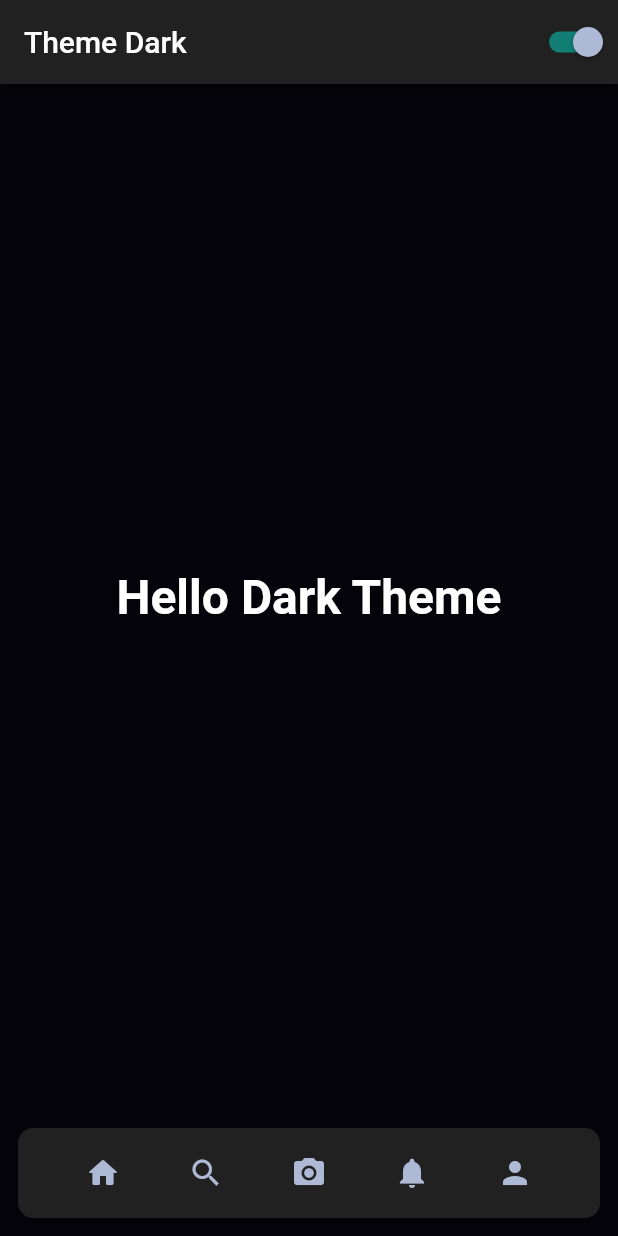
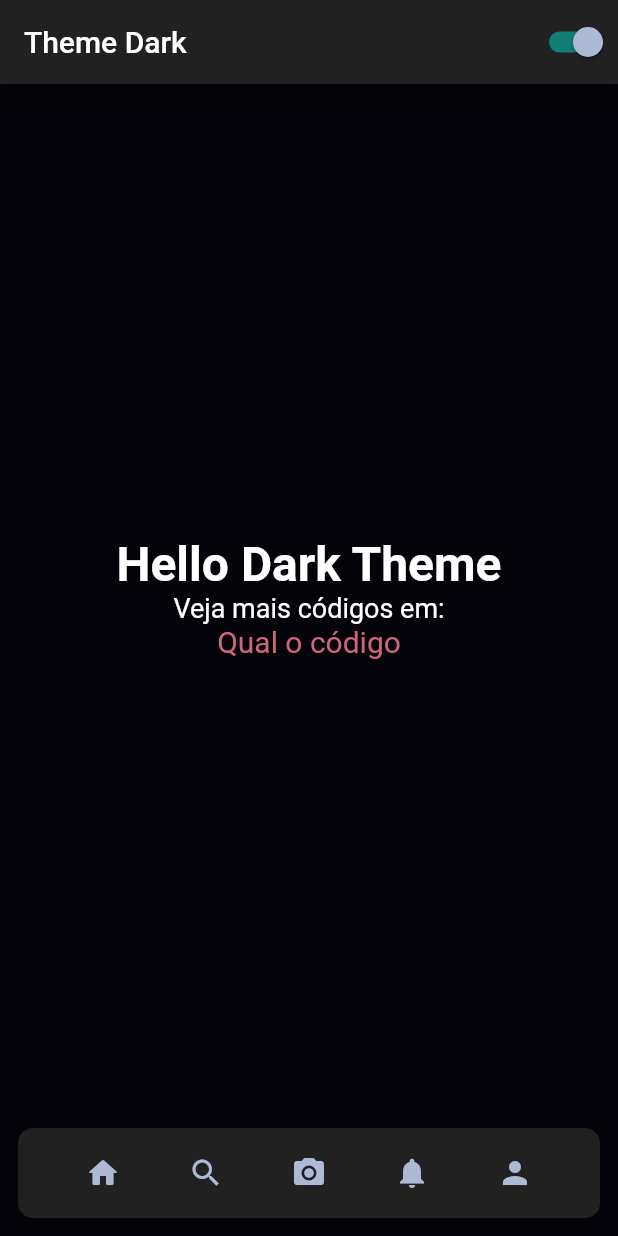
Before and after one commit to alexandreturial/qual_o_codigo, a Flutter app: the screen it shows after launch, on a phone screen of 412 x 824 dp. Run offline on Flutter 3.47's test engine with Material 2 defaults, Android fonts, the phone set to English and light mode, and no system bars.

Commit message:
home page example

```diff
--- a/lib/modules/home/home_page.dart
+++ b/lib/modules/home/home_page.dart
@@ -3,6 +3,7 @@ import 'package:dark_theme/shared/widget/change_theme_button_widget.dart';
 import 'package:dark_theme/shared/widget/navigator_bar_widget.dart';
 import 'package:flutter/material.dart';
 import 'package:provider/provider.dart';
+import 'package:url_launcher/url_launcher.dart';
 
 class HomePage extends StatelessWidget {
   const HomePage({ Key? key }) : super(key: key);
@@ -33,6 +34,26 @@ class HomePage extends StatelessWidget {
                 fontWeight: FontWeight.bold
               ),
             ),
+            Column(
+              children: [
+                Text(
+                  'Veja mais códigos em:',
+                  style: TextStyle(
+                      fontSize: 18,
+                    ),
+                ),
+                InkWell(
+                  child: new Text(
+                    'Qual o código',
+                    style: TextStyle(
+                      fontSize: 20,
+                      color: Theme.of(context).errorColor,
+                    ),
+                  ),
+                  onTap: () => launch('https://github.com/alexandreturial/qual_o_codigo')
+                ),
+              ],
+            )
           ],
         ),
       ),
--- a/lib/shared/providers/theme_provider.dart
+++ b/lib/shared/providers/theme_provider.dart
@@ -16,13 +16,13 @@ class MyThemes{
   static final darkTheme = ThemeData(
     scaffoldBackgroundColor: AppColors.primaryDark,
     colorScheme: ColorScheme.dark(),
+    toggleableActiveColor: AppColors.iconButton,
+    errorColor: AppColors.alert,
 
     floatingActionButtonTheme: FloatingActionButtonThemeData(
       backgroundColor: AppColors.purple,
       foregroundColor: Colors.white,
     ),
-
-    toggleableActiveColor: AppColors.iconButton,
 
     bannerTheme: MaterialBannerThemeData(
       backgroundColor: AppColors.iconButton
@@ -36,6 +36,8 @@ class MyThemes{
   static final lightTheme = ThemeData(
     scaffoldBackgroundColor: AppColors.primaryLight,
     colorScheme: ColorScheme.light(),
+    primaryColor: AppColors.purple,
+    errorColor: AppColors.alert,
 
     floatingActionButtonTheme: FloatingActionButtonThemeData(
       backgroundColor: AppColors.purple,
@@ -46,7 +48,6 @@ class MyThemes{
       backgroundColor: AppColors.purple
     ),
 
-    primaryColor: AppColors.purple,
     iconTheme: IconThemeData(
       color: AppColors.primaryLight
     )
--- a/pubspec.yaml
+++ b/pubspec.yaml
@@ -29,6 +29,7 @@ dependencies:
   # Use with the CupertinoIcons class for iOS style icons.
   cupertino_icons: ^1.0.2
   provider: ^5.0.0
+  url_launcher: ^6.0.9
 
 dev_dependencies:
   flutter_test:
```
Also changed, not shown: pubspec.lock.
